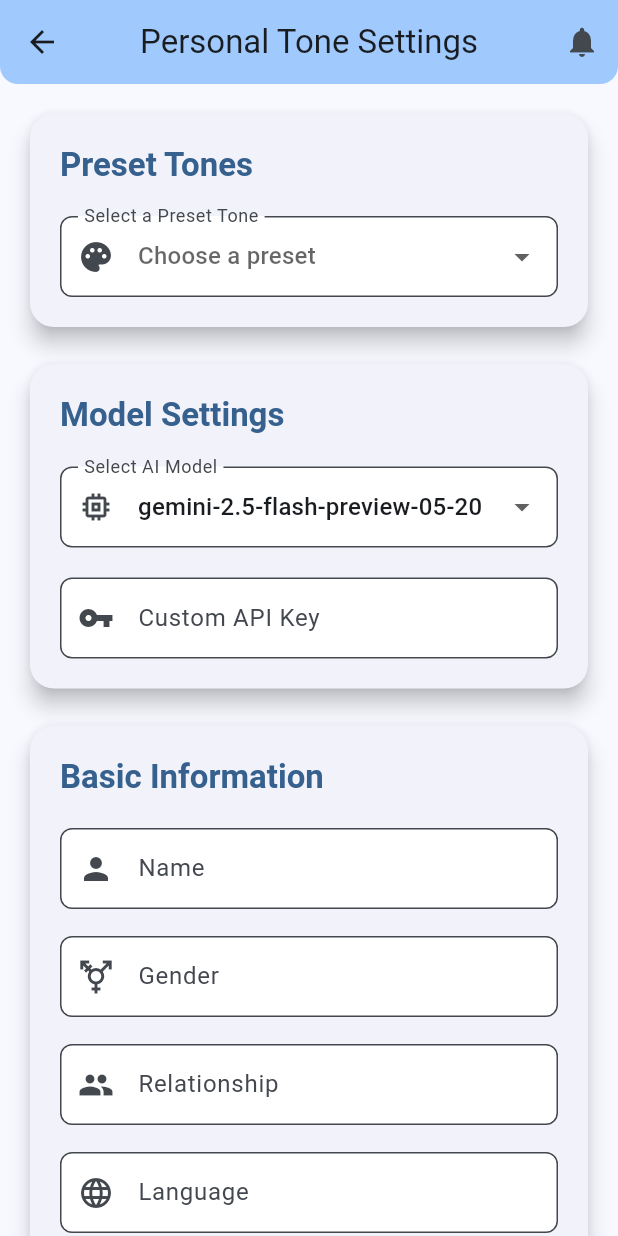
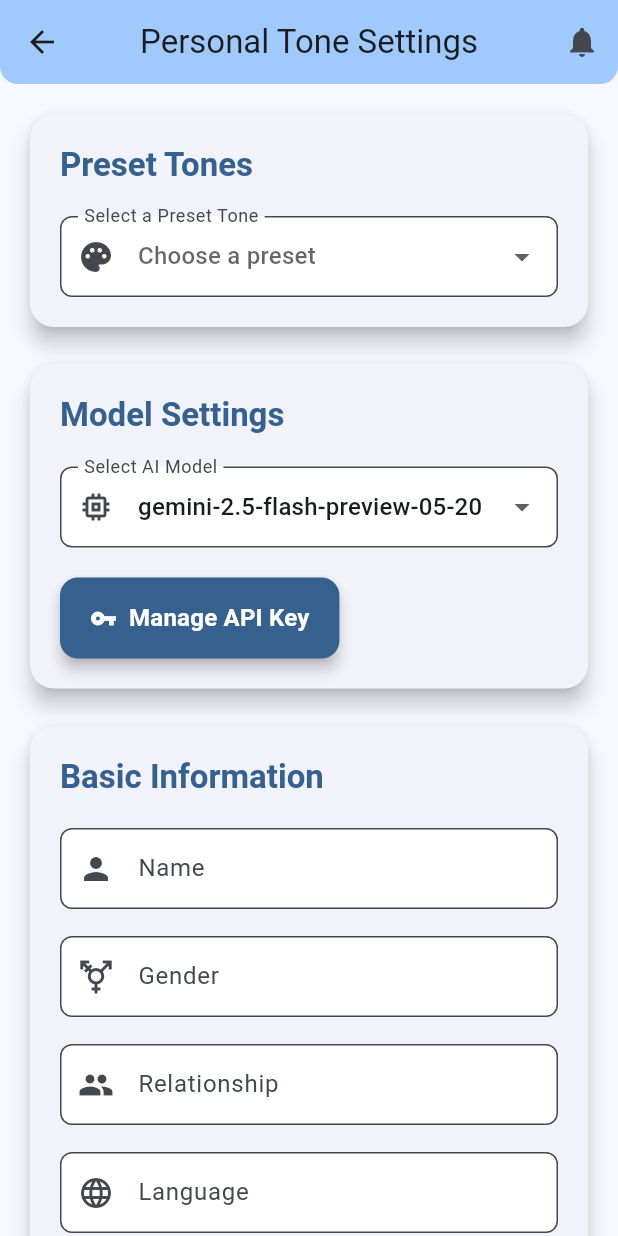
Before and after one commit to Pi-Dev-0/Pi-QBank, a Flutter app: the PersonalToneSettingPage screen opened directly, on a phone screen of 412 x 824 dp. Run offline on Flutter 3.47's test engine with Material 3 defaults, Android fonts, the phone set to English and light mode, and no system bars; our stand-ins replace connectivity_plus, curved_navigation_bar, file_picker, image_picker, logger, open_file and 5 more; missing offline and left inert: syncfusion_flutter_pdfviewer; accounts and stored records are empty; network calls fail; Roboto replaces fonts that are missing (HindSiliguri).

Commit message:
feat: Integrate API Key Dialog for Gemini API
Removes direct API key storage in `AIPage` and `PersonalToneSettingPage` and integrates the `ApiKeyDialog` for fetching the Gemini API key. This centralizes API key management and improves security by not storing the key directly in the page state.

```diff
--- a/lib/pages/ai_page.dart
+++ b/lib/pages/ai_page.dart
@@ -8,6 +8,7 @@ import 'package:shared_preferences/shared_preferences.dart'; // Import SharedPre
 import '../widgets/custom_app_bar.dart';
 import '../widgets/app_drawer.dart';
 import '../config/app_config.dart';
+import '../widgets/api_key_dialog.dart'; // Import the API key dialog
 import 'personal_tone_setting_page.dart';
 import '../widgets/image_generation_loader.dart';
 import 'full_screen_image_page.dart'; // Import the new page
@@ -34,7 +35,7 @@ class _AIPageState extends State<AIPage> {
   String _tonePurpose = '';
   List<Map<String, String>> _customTraits = [];
   String _selectedModel = 'gemini-2.5-flash-preview-05-20'; // Default model
-  String _customApiKey = ''; // New state variable for custom API key
+  // Removed _customApiKey as it will be fetched directly
 
   // Image generation state
   bool _isGeneratingImage = false;
@@ -65,8 +66,6 @@ class _AIPageState extends State<AIPage> {
       }
       _selectedModel = prefs.getString('selected_model') ??
           'gemini-2.5-flash-preview-05-20'; // Default to gemini-2.5-flash-preview-05-20 if not found
-      _customApiKey =
-          prefs.getString('custom_api_key') ?? ''; // Load custom API key
     });
   }
 
@@ -125,8 +124,9 @@ class _AIPageState extends State<AIPage> {
           : _selectedModel; // Use selected model for text chat
 
       // Use custom API key if provided, otherwise fall back to default
+      final String? savedApiKey = await getApiKey(); // Get API key from dialog's shared preferences
       final String apiKey =
-          _customApiKey.isNotEmpty ? _customApiKey : AppConfig.geminiApiKey;
+          savedApiKey != null && savedApiKey.isNotEmpty ? savedApiKey : AppConfig.geminiApiKey;
 
       final url = Uri.parse(
           'https://generativelanguage.googleapis.com/v1beta/models/$model:generateContent?key=$apiKey');
@@ -264,8 +264,9 @@ class _AIPageState extends State<AIPage> {
     _scrollToBottom(); // Add scroll after showing loader
 
     try {
+      final String? savedApiKey = await getApiKey(); // Get API key from dialog's shared preferences
       final String apiKey =
-          _customApiKey.isNotEmpty ? _customApiKey : AppConfig.geminiApiKey;
+          savedApiKey != null && savedApiKey.isNotEmpty ? savedApiKey : AppConfig.geminiApiKey;
       final url = Uri.parse(
           'https://generativelanguage.googleapis.com/v1beta/models/gemini-2.0-flash-preview-image-generation:generateContent?key=$apiKey');
 
--- a/lib/pages/personal_tone_setting_page.dart
+++ b/lib/pages/personal_tone_setting_page.dart
@@ -2,6 +2,7 @@ import 'package:flutter/material.dart';
 import 'package:shared_preferences/shared_preferences.dart';
 import 'dart:convert';
 import '../widgets/custom_app_bar.dart';
+import '../widgets/api_key_dialog.dart'; // Import the API key dialog
 
 class PersonalToneSettingPage extends StatefulWidget {
   const PersonalToneSettingPage({super.key});
@@ -17,8 +18,6 @@ class _PersonalToneSettingPageState extends State<PersonalToneSettingPage> {
   final TextEditingController _relationshipController = TextEditingController();
   final TextEditingController _languageController = TextEditingController();
   final TextEditingController _purposeController = TextEditingController();
-  final TextEditingController _customApiKeyController =
-      TextEditingController(); // Always visible custom API key controller
   final List<Map<String, String>> _customTraits = [];
   String? _selectedModel;
 
@@ -130,8 +129,6 @@ class _PersonalToneSettingPageState extends State<PersonalToneSettingPage> {
       }
       _selectedModel =
           prefs.getString('selected_model') ?? 'gemini-2.5-flash-preview-05-20';
-      _customApiKeyController.text =
-          prefs.getString('custom_api_key') ?? ''; // Load custom API key
     });
   }
 
@@ -144,8 +141,6 @@ class _PersonalToneSettingPageState extends State<PersonalToneSettingPage> {
     await prefs.setString('tone_purpose', _purposeController.text);
     await prefs.setString(
         'selected_model', _selectedModel ?? 'gemini-2.5-flash-preview-05-20');
-    await prefs.setString(
-        'custom_api_key', _customApiKeyController.text); // Save custom API key
 
     final customTraitsJson =
         _customTraits.map((trait) => jsonEncode(trait)).toList();
@@ -225,7 +220,6 @@ class _PersonalToneSettingPageState extends State<PersonalToneSettingPage> {
     _relationshipController.dispose();
     _languageController.dispose();
     _purposeController.dispose();
-    _customApiKeyController.dispose(); // Dispose custom API key controller
     super.dispose();
   }
 
@@ -345,22 +339,28 @@ class _PersonalToneSettingPageState extends State<PersonalToneSettingPage> {
                       ),
                     ),
                     Padding(
-                      // Always render API key input
-                      padding: const EdgeInsets.only(
-                          top: 20.0), // Add some top padding
-                      child: TextFormField(
-                        controller: _customApiKeyController,
-                        decoration: InputDecoration(
-                          labelText: 'Custom API Key',
-                          hintText: 'Enter your API key here',
-                          border: OutlineInputBorder(
-                              borderRadius: BorderRadius.circular(8.0)),
-                          filled: true,
-                          fillColor: colorScheme.surfaceContainerLowest,
-                          prefixIcon: Icon(Icons.vpn_key,
-                              color: colorScheme.onSurfaceVariant),
-                          contentPadding: const EdgeInsets.symmetric(
-                              vertical: 15, horizontal: 12),
+                      padding: const EdgeInsets.only(top: 20.0),
+                      child: ElevatedButton.icon(
+                        onPressed: () {
+                          showApiKeyDialog(context);
+                        },
+                        icon: Icon(Icons.vpn_key, color: colorScheme.onPrimary),
+                        label: Text(
+                          'Manage API Key',
+                          style: textTheme.titleMedium?.copyWith(
+                            fontWeight: FontWeight.w600,
+                            color: colorScheme.onPrimary,
+                          ),
+                        ),
+                        style: ElevatedButton.styleFrom(
+                          backgroundColor: colorScheme.primary,
+                          foregroundColor: colorScheme.onPrimary,
+                          padding: const EdgeInsets.symmetric(
+                              horizontal: 20, vertical: 15),
+                          shape: RoundedRectangleBorder(
+                            borderRadius: BorderRadius.circular(12),
+                          ),
+                          elevation: 4,
                         ),
                       ),
                     ),
```
